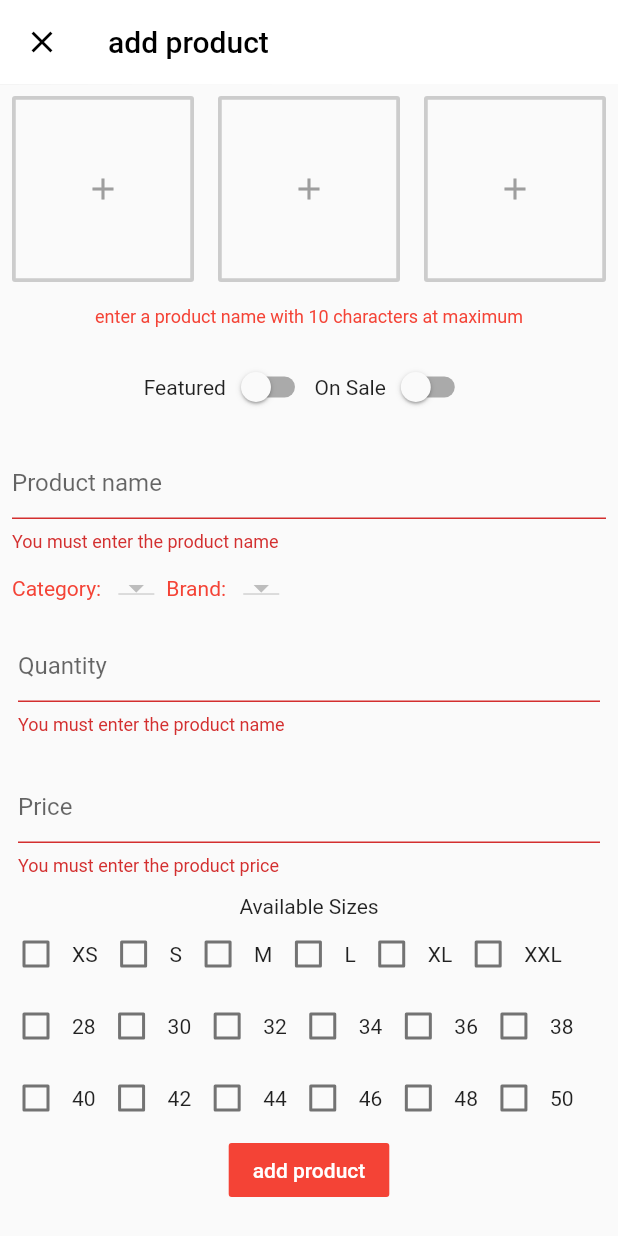
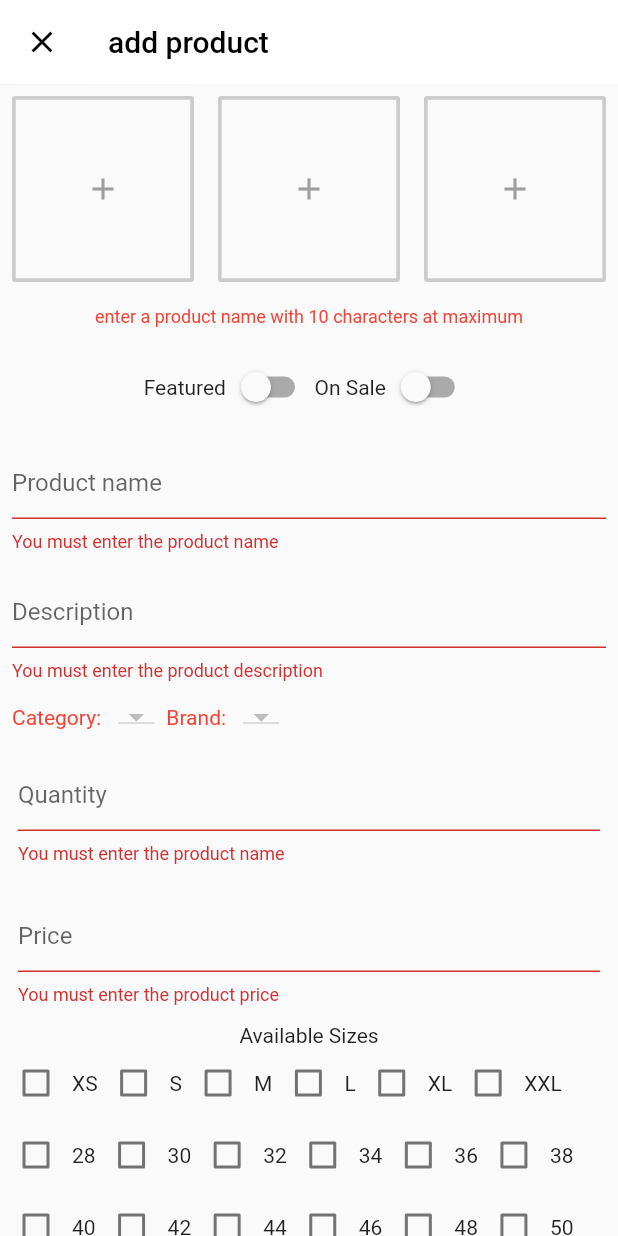
Before and after one commit to aman23ks/admin_side_Ecommerce, a Flutter app: the AddProduct screen opened directly, after a tap on "add product", on a phone screen of 412 x 824 dp. Run offline on Flutter 3.47's test engine with Material 2 defaults, Android fonts, the phone set to English and light mode, and no system bars; our stand-ins replace cloud_firestore, firebase_core, firebase_storage, fluttertoast, image_picker; accounts and stored records are empty.

Commit message:
Added the description.

```diff
--- a/lib/Screens/add_products.dart
+++ b/lib/Screens/add_products.dart
@@ -22,6 +22,7 @@ class _AddProductState extends State<AddProduct> {
   BrandService _brandService = BrandService();
   GlobalKey<FormState> _formKey = GlobalKey<FormState>();
   TextEditingController productNameController = TextEditingController();
+  TextEditingController descriptionController = TextEditingController();
   TextEditingController priceController = TextEditingController();
   TextEditingController quantityController = TextEditingController();
   List<DocumentSnapshot> brands = <DocumentSnapshot>[];
@@ -101,7 +102,18 @@ class _AddProductState extends State<AddProduct> {
         key: _formKey,
         child: SingleChildScrollView(
           child: isLoading
-              ? Center(child: CircularProgressIndicator())
+              ? Center(
+                  child: Column(
+                  mainAxisAlignment: MainAxisAlignment.center,
+                  children: <Widget>[
+                    Row(
+                      mainAxisAlignment: MainAxisAlignment.center,
+                      children: <Widget>[
+                        CircularProgressIndicator(),
+                      ],
+                    )
+                  ],
+                ))
               : Column(
                   children: <Widget>[
                     Row(
@@ -205,6 +217,19 @@ class _AddProductState extends State<AddProduct> {
                             return 'You must enter the product name';
                           } else if (value.length > 10) {
                             return 'Product name cant have more than 10 letters';
+                          }
+                        },
+                      ),
+                    ),
+
+                    Padding(
+                      padding: const EdgeInsets.all(8.0),
+                      child: TextFormField(
+                        controller: descriptionController,
+                        decoration: InputDecoration(hintText: 'Description'),
+                        validator: (value) {
+                          if (value.isEmpty) {
+                            return 'You must enter the product description';
                           }
                         },
                       ),
@@ -525,6 +550,7 @@ class _AddProductState extends State<AddProduct> {
               sizes: selectedSizes,
               featured: isFeatured,
               onSale: onSale,
+              description: descriptionController.text,
             );
             _formKey.currentState.reset();
             setState(() => isLoading = false);
--- a/lib/db/product.dart
+++ b/lib/db/product.dart
@@ -14,6 +14,7 @@ class ProductService {
     int quantity,
     bool featured,
     bool onSale,
+    String description,
   }) {
     var id = Uuid();
     String productId = id.v1();
@@ -29,6 +30,7 @@ class ProductService {
       'Sizes': sizes,
       'featured': featured,
       'sale': onSale,
+      'description': description,
     });
   }
 }
```
